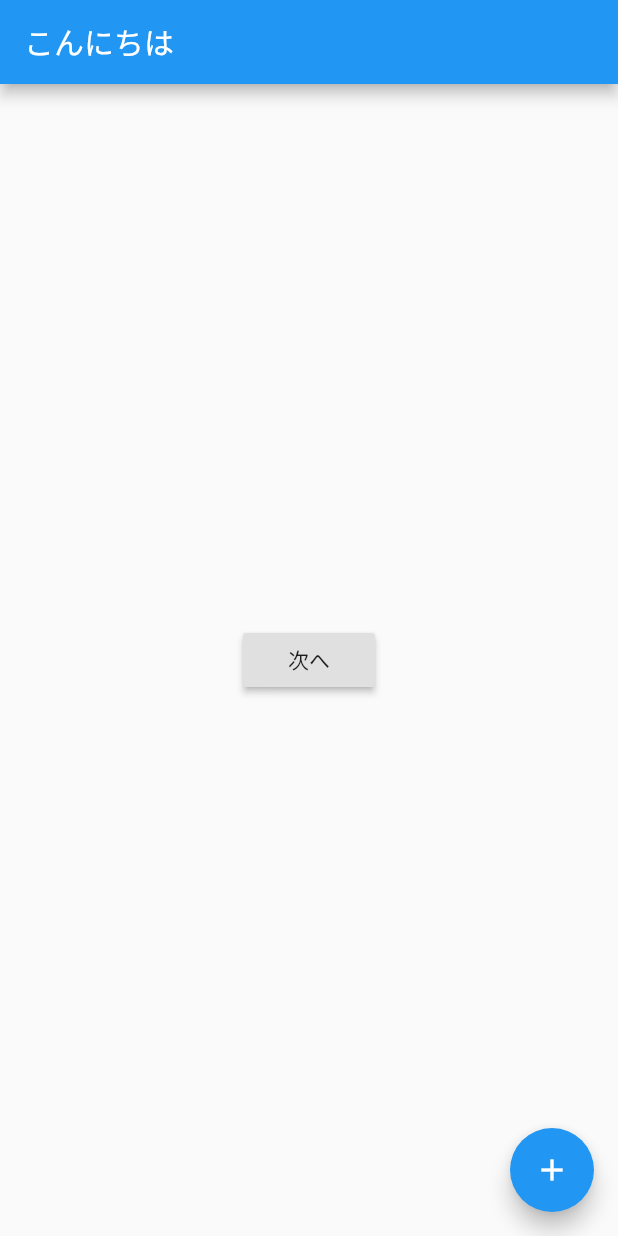
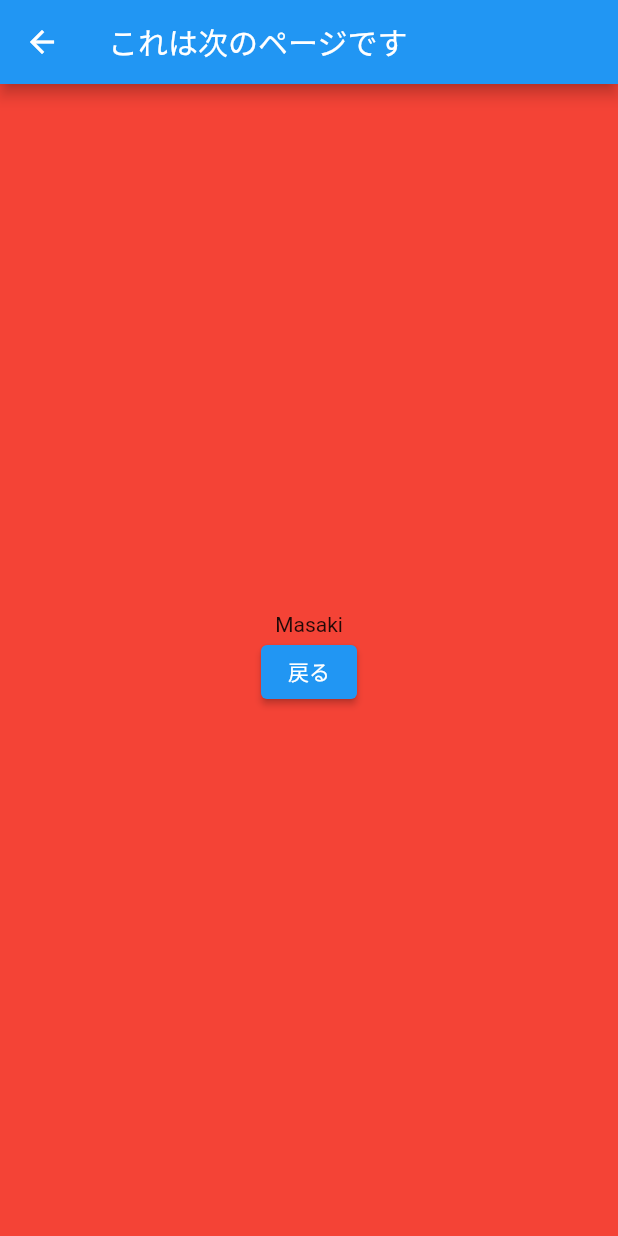
Before and after one commit to masaki420/flutter_application, a Flutter app: the screen it shows after launch, after a tap on "次へ", on a phone screen of 412 x 824 dp. Run offline on Flutter 3.47's test engine with Material 2 defaults, Android fonts, the phone set to English and light mode, and no system bars.

Commit message:
Second commit

```diff
--- a/lib/main.dart
+++ b/lib/main.dart
@@ -1,4 +1,5 @@
 import 'package:flutter/material.dart';
+import 'package:flutter_app2/next_page.dart';
 
 void main() {
   runApp(MyApp());
@@ -43,10 +44,17 @@ class _MyHomePageState extends State<MyHomePage> {
         title: Text('こんにちは'),
       ),
       body: Center(
-        child: RaisedButton(
+        child: ElevatedButton(
           child: Text('次へ'),
-          onPressed: (){
-            //
+          onPressed: () async {
+            //画面遷移のコードを書く
+            final result = await Navigator.push(
+                context,
+                MaterialPageRoute(
+                    builder: (context) => NextPage('Masaki'),
+                ),
+            );
+            print(result);
           },
         ),
       ),
--- /dev/null
+++ b/lib/next_page.dart
@@ -0,0 +1,35 @@
+import 'package:flutter/material.dart';
+
+class NextPage extends StatelessWidget{
+  NextPage(this.name);
+  final String name;
+
+  @override
+  Widget build(BuildContext context) {
+    // TODO: implement build
+    return Scaffold(
+      appBar: AppBar(
+        title: Text('これは次のページです'),
+      ),
+      body: Container(
+        height: double.infinity,
+        color: Colors.red,
+        child: Column(
+          mainAxisAlignment: MainAxisAlignment.center,
+          children: <Widget>[
+            Text(name),
+            Center(
+              child: ElevatedButton(
+                child: Text('戻る'),
+                onPressed: (){
+                  //画面遷移のコードを書く
+                  Navigator.pop(context, 'Masaki is good');
+                },
+              ),
+            ),
+          ],
+        ),
+      ),
+    );
+  }
+}
```
